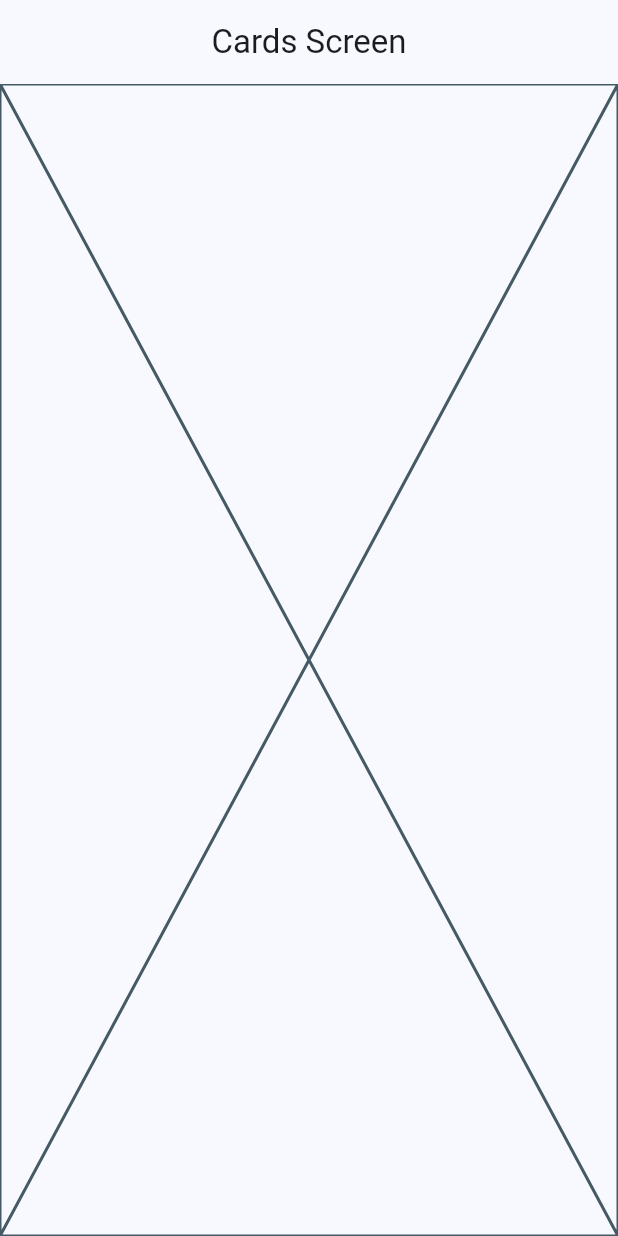
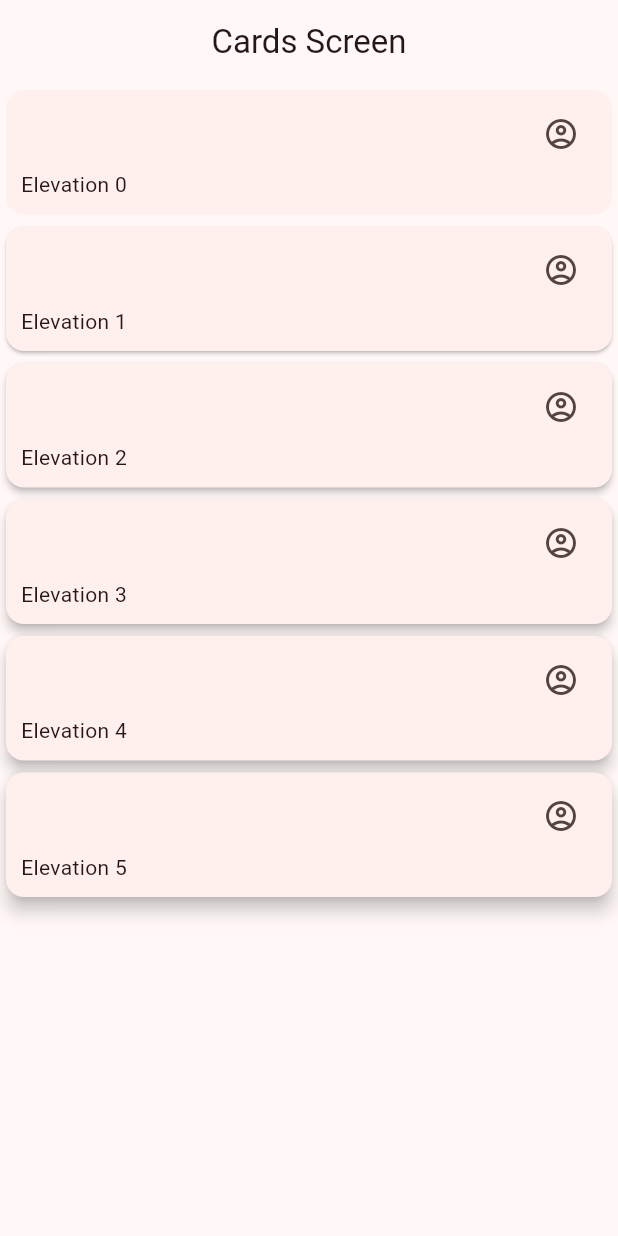
Before and after one commit to FernandoAjset/widgets_app, a Flutter app: the CardsScreen screen opened by its route, on a phone screen of 412 x 824 dp. Run offline on Flutter 3.47's test engine with Material 2 defaults, Android fonts, the phone set to English and light mode, and no system bars; our stand-ins replace go_router.

Commit message:
Agregado listado de tarjetas.

```diff
--- a/lib/main.dart
+++ b/lib/main.dart
@@ -14,6 +14,6 @@ class MainApp extends StatelessWidget {
     return MaterialApp.router(
       routerConfig: appRouter,
         debugShowCheckedModeBanner: false,
-        theme: AppTheme(selectedColor: 0).getTheme());
+        theme: AppTheme(selectedColor: 3).getTheme());
   }
 }
--- a/lib/presentation/screens/cards/cards_screen.dart
+++ b/lib/presentation/screens/cards/cards_screen.dart
@@ -1,7 +1,16 @@
 import 'package:flutter/material.dart';
 
+const cards = <Map<String, dynamic>>[
+  {'elevation': 0.0, 'label': 'Elevation 0'},
+  {'elevation': 1.0, 'label': 'Elevation 1'},
+  {'elevation': 2.0, 'label': 'Elevation 2'},
+  {'elevation': 3.0, 'label': 'Elevation 3'},
+  {'elevation': 4.0, 'label': 'Elevation 4'},
+  {'elevation': 5.0, 'label': 'Elevation 5'}
+];
+
 class CardsScreen extends StatelessWidget {
-  static const String name='CardsScreen';
+  static const String name = 'CardsScreen';
 
   const CardsScreen({super.key});
 
@@ -11,6 +20,49 @@ class CardsScreen extends StatelessWidget {
         appBar: AppBar(
           title: const Text('Cards Screen'),
         ),
-        body: const Placeholder());
+        body: _CardsView());
   }
 }
+
+class _CardsView extends StatelessWidget {
+  const _CardsView();
+
+  @override
+  Widget build(BuildContext context) {
+    return SingleChildScrollView(
+      child: Column(
+        children: [
+          ...cards.map((card) =>
+              _CardType1(elevation: card['elevation'], label: card['label']))
+        ],
+      ),
+    );
+  }
+}
+
+class _CardType1 extends StatelessWidget {
+  final String label;
+  final double elevation;
+  const _CardType1({required this.label, required this.elevation});
+
+  @override
+  Widget build(BuildContext context) {
+    return Card(
+      elevation: elevation,
+      child: Padding(
+        padding: const EdgeInsets.fromLTRB(10, 5, 10, 10),
+        child: Column(children: [
+          Align(
+              alignment: Alignment.topRight,
+              child: IconButton(
+                  onPressed: () {},
+                  icon: const Icon(Icons.account_circle_outlined))),
+          Align(
+            alignment: Alignment.bottomLeft,
+            child: Text(label),
+          )
+        ]),
+      ),
+    );
+  }
+}
```
